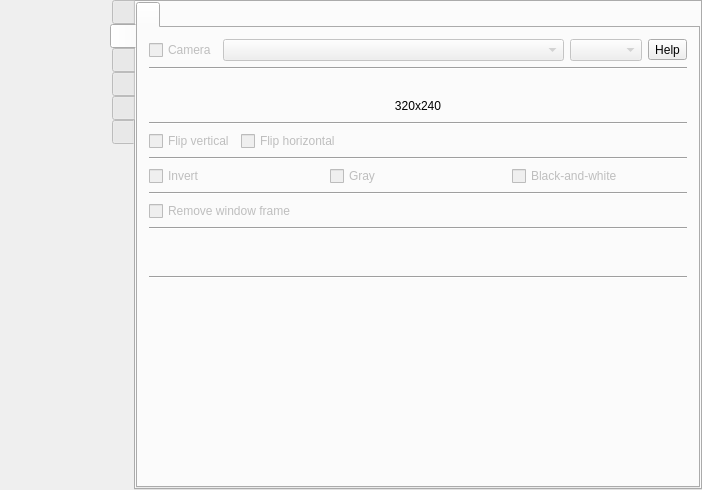
This is src/formMainWindow.ui in vkohaupt/vokoscreenNG as Qt 5 draws it before an edit. The edited form follows.
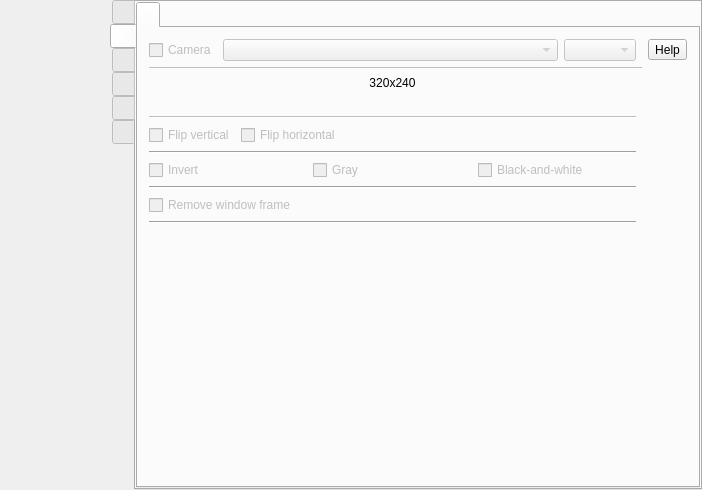
This is the edited form. Icons and pictures are not drawn.

Diff of the .ui file:
```diff
--- a/src/formMainWindow.ui
+++ b/src/formMainWindow.ui
@@ -2793,38 +2793,34 @@
            <layout class="QVBoxLayout" name="verticalLayout_16">
             <item>
              <layout class="QGridLayout" name="gridLayout_4">
-              <item row="0" column="1">
-               <widget class="QComboBox" name="comboBoxCamera">
-                <property name="enabled">
-                 <bool>false</bool>
+              <item row="6" column="0" colspan="3">
+               <widget class="Line" name="line_11">
+                <property name="orientation">
+                 <enum>Qt::Horizontal</enum>
                 </property>
-                <property name="sizePolicy">
-                 <sizepolicy hsizetype="MinimumExpanding" vsizetype="Fixed">
-                  <horstretch>0</horstretch>
-                  <verstretch>0</verstretch>
-                 </sizepolicy>
-                </property>
-                <property name="currentText">
-                 <string notr="true"/>
-                </property>
-                <property name="sizeAdjustPolicy">
-                 <enum>QComboBox::AdjustToContents</enum>
-                </property>
                </widget>
               </item>
-              <item row="0" column="0">
-               <widget class="QCheckBox" name="checkBoxCameraOnOff">
-                <property name="enabled">
-                 <bool>false</bool>
+              <item row="8" column="0" colspan="3">
+               <widget class="Line" name="line_7">
+                <property name="orientation">
+                 <enum>Qt::Horizontal</enum>
                 </property>
-                <property name="toolTip">
-                 <string>CTRL+SHIFT+F8</string>
-                </property>
-                <property name="text">
-                 <string>Camera</string>
-                </property>
                </widget>
               </item>
+              <item row="9" column="0" colspan="3">
+               <layout class="QHBoxLayout" name="horizontalLayout_42">
+                <item>
+                 <widget class="QCheckBox" name="checkBoxCameraWindowFrame">
+                  <property name="enabled">
+                   <bool>false</bool>
+                  </property>
+                  <property name="text">
+                   <string>Remove window frame</string>
+                  </property>
+                 </widget>
+                </item>
+               </layout>
+              </item>
               <item row="0" column="4">
                <widget class="QToolButton" name="help_camera_camera">
                 <property name="toolTip">
@@ -2835,6 +2831,76 @@
                 </property>
                </widget>
               </item>
+              <item row="10" column="0" colspan="3">
+               <widget class="Line" name="line_10">
+                <property name="orientation">
+                 <enum>Qt::Horizontal</enum>
+                </property>
+               </widget>
+              </item>
+              <item row="11" column="0" colspan="3">
+               <layout class="QHBoxLayout" name="horizontalLayout_zoom">
+                <item>
+                 <widget class="QLabel" name="label_55">
+                  <property name="minimumSize">
+                   <size>
+                    <width>34</width>
+                    <height>34</height>
+                   </size>
+                  </property>
+                  <property name="maximumSize">
+                   <size>
+                    <width>34</width>
+                    <height>34</height>
+                   </size>
+                  </property>
+                  <property name="text">
+                   <string notr="true"/>
+                  </property>
+                  <property name="pixmap">
+                   <pixmap resource="screencast.qrc">:/pictures/systray/magnification.png</pixmap>
+                  </property>
+                  <property name="scaledContents">
+                   <bool>true</bool>
+                  </property>
+                 </widget>
+                </item>
+               </layout>
+              </item>
+              <item row="7" column="0" colspan="3">
+               <layout class="QHBoxLayout" name="horizontalLayout_14">
+                <item>
+                 <widget class="QCheckBox" name="checkBoxCameraInvert">
+                  <property name="enabled">
+                   <bool>false</bool>
+                  </property>
+                  <property name="text">
+                   <string>Invert</string>
+                  </property>
+                 </widget>
+                </item>
+                <item>
+                 <widget class="QCheckBox" name="checkBoxCameraGray">
+                  <property name="enabled">
+                   <bool>false</bool>
+                  </property>
+                  <property name="text">
+                   <string>Gray</string>
+                  </property>
+                 </widget>
+                </item>
+                <item>
+                 <widget class="QCheckBox" name="checkBoxCameraMono">
+                  <property name="enabled">
+                   <bool>false</bool>
+                  </property>
+                  <property name="text">
+                   <string>Black-and-white</string>
+                  </property>
+                 </widget>
+                </item>
+               </layout>
+              </item>
               <item row="0" column="2">
                <widget class="QComboBox" name="comboBoxCameraResolution">
                 <property name="enabled">
@@ -2845,87 +2911,8 @@
                 </property>
                </widget>
               </item>
-             </layout>
-            </item>
-            <item>
-             <widget class="Line" name="line_2">
-              <property name="orientation">
-               <enum>Qt::Horizontal</enum>
-              </property>
-             </widget>
-            </item>
-            <item>
-             <layout class="QGridLayout" name="gridLayout_10" rowstretch="0,0" columnstretch="0">
-              <property name="verticalSpacing">
-               <number>0</number>
-              </property>
-              <item row="1" column="0">
-               <layout class="QHBoxLayout" name="horizontalLayout_44">
-                <item>
-                 <spacer name="horizontalSpacer_31">
-                  <property name="orientation">
-                   <enum>Qt::Horizontal</enum>
-                  </property>
-                  <property name="sizeType">
-                   <enum>QSizePolicy::Preferred</enum>
-                  </property>
-                  <property name="sizeHint" stdset="0">
-                   <size>
-                    <width>40</width>
-                    <height>20</height>
-                   </size>
-                  </property>
-                 </spacer>
-                </item>
-                <item>
-                 <widget class="QLabel" name="labelCameraWindowSize">
-                  <property name="enabled">
-                   <bool>true</bool>
-                  </property>
-                  <property name="text">
-                   <string notr="true">320x240</string>
-                  </property>
-                  <property name="alignment">
-                   <set>Qt::AlignCenter</set>
-                  </property>
-                 </widget>
-                </item>
-                <item>
-                 <spacer name="horizontalSpacer_33">
-                  <property name="orientation">
-                   <enum>Qt::Horizontal</enum>
-                  </property>
-                  <property name="sizeType">
-                   <enum>QSizePolicy::Preferred</enum>
-                  </property>
-                  <property name="sizeHint" stdset="0">
-                   <size>
-                    <width>40</width>
-                    <height>20</height>
-                   </size>
-                  </property>
-                 </spacer>
-                </item>
-               </layout>
-              </item>
-              <item row="0" column="0">
-               <layout class="QHBoxLayout" name="horizontalLayout_45" stretch="0,0">
-                <item>
-                 <spacer name="horizontalSpacer_36">
-                  <property name="orientation">
-                   <enum>Qt::Horizontal</enum>
-                  </property>
-                  <property name="sizeType">
-                   <enum>QSizePolicy::Preferred</enum>
-                  </property>
-                  <property name="sizeHint" stdset="0">
-                   <size>
-                    <width>40</width>
-                    <height>20</height>
-                   </size>
-                  </property>
-                 </spacer>
-                </item>
+              <item row="3" column="0" colspan="3">
+               <layout class="QHBoxLayout" name="horizontalLayout_45" stretch="0">
                 <item>
                  <spacer name="horizontalSpacer_37">
                   <property name="orientation">
@@ -2944,18 +2931,7 @@
                 </item>
                </layout>
               </item>
-             </layout>
-            </item>
-            <item>
-             <widget class="Line" name="line_11">
-              <property name="orientation">
-               <enum>Qt::Horizontal</enum>
-              </property>
-             </widget>
-            </item>
-            <item>
-             <layout class="QVBoxLayout" name="verticalLayout_28">
-              <item>
+              <item row="5" column="0" colspan="3">
                <layout class="QHBoxLayout" name="horizontalLayout_12">
                 <item>
                  <widget class="QCheckBox" name="checkBoxCameraMirrorVertical">
@@ -2992,151 +2968,86 @@
                 </item>
                </layout>
               </item>
-              <item>
+              <item row="12" column="1">
+               <spacer name="verticalSpacer_26">
+                <property name="orientation">
+                 <enum>Qt::Vertical</enum>
+                </property>
+                <property name="sizeHint" stdset="0">
+                 <size>
+                  <width>20</width>
+                  <height>40</height>
+                 </size>
+                </property>
+               </spacer>
+              </item>
+              <item row="0" column="0">
+               <widget class="QCheckBox" name="checkBoxCameraOnOff">
+                <property name="enabled">
+                 <bool>false</bool>
+                </property>
+                <property name="toolTip">
+                 <string>CTRL+SHIFT+F8</string>
+                </property>
+                <property name="text">
+                 <string>Camera</string>
+                </property>
+               </widget>
+              </item>
+              <item row="2" column="0" colspan="3">
+               <widget class="QLabel" name="labelCameraWindowSize">
+                <property name="enabled">
+                 <bool>true</bool>
+                </property>
+                <property name="text">
+                 <string notr="true">320x240</string>
+                </property>
+                <property name="alignment">
+                 <set>Qt::AlignCenter</set>
+                </property>
+               </widget>
+              </item>
+              <item row="0" column="1">
+               <widget class="QComboBox" name="comboBoxCamera">
+                <property name="enabled">
+                 <bool>false</bool>
+                </property>
+                <property name="sizePolicy">
+                 <sizepolicy hsizetype="MinimumExpanding" vsizetype="Fixed">
+                  <horstretch>0</horstretch>
+                  <verstretch>0</verstretch>
+                 </sizepolicy>
+                </property>
+                <property name="currentText">
+                 <string notr="true"/>
+                </property>
+                <property name="sizeAdjustPolicy">
+                 <enum>QComboBox::AdjustToContents</enum>
+                </property>
+               </widget>
+              </item>
+              <item row="4" column="0" colspan="3">
                <widget class="Line" name="line_12">
+                <property name="enabled">
+                 <bool>false</bool>
+                </property>
                 <property name="orientation">
                  <enum>Qt::Horizontal</enum>
                 </property>
                </widget>
               </item>
-              <item>
-               <layout class="QHBoxLayout" name="horizontalLayout_14">
-                <item>
-                 <widget class="QCheckBox" name="checkBoxCameraInvert">
-                  <property name="enabled">
-                   <bool>false</bool>
-                  </property>
-                  <property name="text">
-                   <string>Invert</string>
-                  </property>
-                 </widget>
-                </item>
-                <item>
-                 <widget class="QCheckBox" name="checkBoxCameraGray">
-                  <property name="enabled">
-                   <bool>false</bool>
-                  </property>
-                  <property name="text">
-                   <string>Gray</string>
-                  </property>
-                 </widget>
-                </item>
-                <item>
-                 <widget class="QCheckBox" name="checkBoxCameraMono">
-                  <property name="enabled">
-                   <bool>false</bool>
-                  </property>
-                  <property name="text">
-                   <string>Black-and-white</string>
-                  </property>
-                 </widget>
-                </item>
-               </layout>
-              </item>
-             </layout>
-            </item>
-            <item>
-             <widget class="Line" name="line_7">
-              <property name="orientation">
-               <enum>Qt::Horizontal</enum>
-              </property>
-             </widget>
-            </item>
-            <item>
-             <layout class="QHBoxLayout" name="horizontalLayout_42">
-              <item>
-               <widget class="QCheckBox" name="checkBoxCameraWindowFrame">
+              <item row="1" column="0" colspan="4">
+               <widget class="Line" name="line_2">
                 <property name="enabled">
                  <bool>false</bool>
                 </property>
-                <property name="text">
-                 <string>Remove window frame</string>
+                <property name="orientation">
+                 <enum>Qt::Horizontal</enum>
                 </property>
                </widget>
               </item>
              </layout>
             </item>
-            <item>
-             <widget class="Line" name="line_10">
-              <property name="orientation">
-               <enum>Qt::Horizontal</enum>
-              </property>
-             </widget>
-            </item>
-            <item>
-             <layout class="QHBoxLayout" name="horizontalLayout_zoom">
-              <item>
-               <widget class="QLabel" name="label_55">
-                <property name="minimumSize">
-                 <size>
-                  <width>34</width>
-                  <height>34</height>
-                 </size>
-                </property>
-                <property name="maximumSize">
-                 <size>
-                  <width>34</width>
-                  <height>34</height>
-                 </size>
-                </property>
-                <property name="text">
-                 <string notr="true"/>
-                </property>
-                <property name="pixmap">
-                 <pixmap resource="screencast.qrc">:/pictures/camera/lupe-minus.png</pixmap>
-                </property>
-                <property name="scaledContents">
-                 <bool>true</bool>
-                </property>
-               </widget>
-              </item>
-              <item>
-               <widget class="QLabel" name="label_56">
-                <property name="minimumSize">
-                 <size>
-                  <width>34</width>
-                  <height>34</height>
-                 </size>
-                </property>
-                <property name="maximumSize">
-                 <size>
-                  <width>34</width>
-                  <height>34</height>
-                 </size>
-                </property>
-                <property name="text">
-                 <string notr="true"/>
-                </property>
-                <property name="pixmap">
-                 <pixmap resource="screencast.qrc">:/pictures/camera/lupe-plus.png</pixmap>
-                </property>
-                <property name="scaledContents">
-                 <bool>true</bool>
-                </property>
-               </widget>
-              </item>
-             </layout>
-            </item>
-            <item>
-             <widget class="Line" name="line_9">
-              <property name="orientation">
-               <enum>Qt::Horizontal</enum>
-              </property>
-             </widget>
-            </item>
-            <item>
-             <spacer name="verticalSpacer">
-              <property name="orientation">
-               <enum>Qt::Vertical</enum>
-              </property>
-              <property name="sizeHint" stdset="0">
-               <size>
-                <width>20</width>
-                <height>40</height>
-               </size>
-              </property>
-             </spacer>
-            </item>
            </layout>
           </widget>
          </widget>
```
